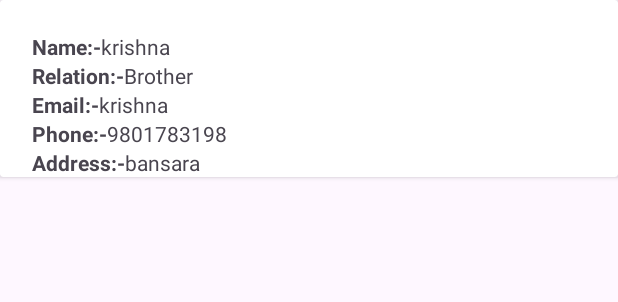
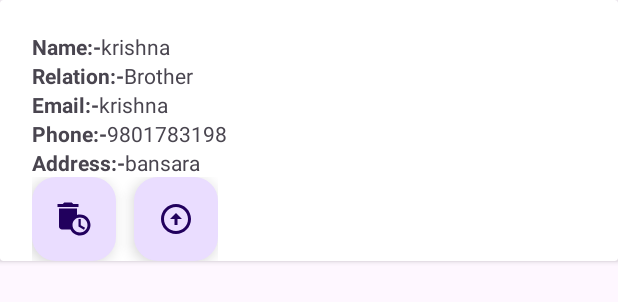
Before and after one commit to KRISHNA07MISHRA/Contact-Application, an Android app: the layout design.xml on its own in the app's theme, with its tools: preview values and no code run, on a phone screen of 412 x 824 dp. Shown: the top 302 px of the screen. Run offline under Robolectric (Android 15) with nearby library versions, the phone set to English and light mode, and no system bars.

Commit message:
delete operation successfully occur

```diff
--- a/app/src/main/res/layout/design.xml
+++ b/app/src/main/res/layout/design.xml
@@ -95,24 +95,24 @@
                 android:id="@+id/setaddress"/>
 
         </LinearLayout>
-<!--        <LinearLayout-->
-<!--            android:layout_width="wrap_content"-->
-<!--            android:layout_height="wrap_content"-->
-<!--            android:orientation="horizontal">-->
-<!--            <com.google.android.material.floatingactionbutton.FloatingActionButton-->
-<!--                android:layout_width="match_parent"-->
-<!--                android:layout_height="match_parent"-->
-<!--                android:src="@drawable/baseline_auto_delete_24"-->
+        <LinearLayout
+            android:layout_width="wrap_content"
+            android:layout_height="wrap_content"
+            android:orientation="horizontal">
+            <com.google.android.material.floatingactionbutton.FloatingActionButton
+                android:layout_width="match_parent"
+                android:layout_height="match_parent"
+                android:src="@drawable/baseline_auto_delete_24"
 
-<!--                android:id="@+id/deleteitem"/>-->
-<!--            <com.google.android.material.floatingactionbutton.FloatingActionButton-->
-<!--                android:layout_width="match_parent"-->
-<!--                android:layout_height="match_parent"-->
-<!--                android:id="@+id/updateitem"-->
-<!--                android:layout_marginLeft="12dp"-->
-<!--                android:src="@drawable/baseline_arrow_circle_up_24"/>-->
+                android:id="@+id/delete"/>
+            <com.google.android.material.floatingactionbutton.FloatingActionButton
+                android:layout_width="match_parent"
+                android:layout_height="match_parent"
+                android:id="@+id/update"
+                android:layout_marginLeft="12dp"
+                android:src="@drawable/baseline_arrow_circle_up_24"/>
 
-<!--        </LinearLayout>-->
+        </LinearLayout>
 
 
 
```
Also changed, not shown: app/src/main/java/com/example/loginlogout/Home.kt (+44 -5 lines), app/src/main/java/com/example/loginlogout/adapterclass.kt (+15 -2 lines).
